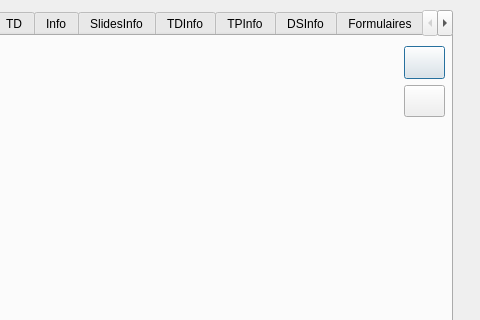
lgarcin/Website, file website_ftputil.ui: the form before one commit; both pictures show x 328 to 808 and y 0 to 320 of the 808 by 684 pixel window.
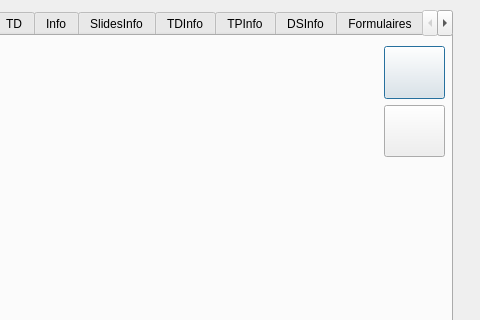
The form after the commit. The open tabs and pages were chosen to show the change.

```diff
--- a/website_ftputil.ui
+++ b/website_ftputil.ui
@@ -87,10 +87,10 @@
     <widget class="QWidget" name="verticalLayoutWidget">
      <property name="geometry">
       <rect>
-       <x>720</x>
+       <x>700</x>
        <y>10</y>
-       <width>41</width>
-       <height>71</height>
+       <width>61</width>
+       <height>111</height>
       </rect>
      </property>
      <layout class="QVBoxLayout" name="buttonsADS">
@@ -142,7 +142,7 @@
       <rect>
        <x>10</x>
        <y>10</y>
-       <width>701</width>
+       <width>681</width>
        <height>541</height>
       </rect>
      </property>
```
Left out of the diff: 10 changed lines with no effect on the pictures.
